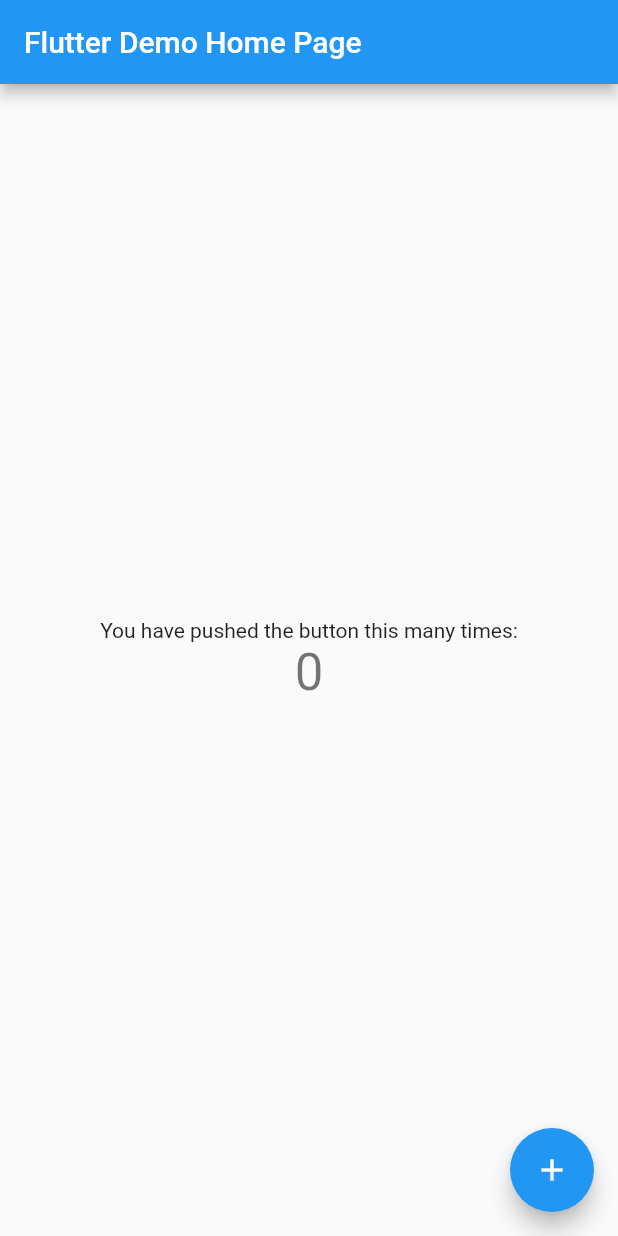
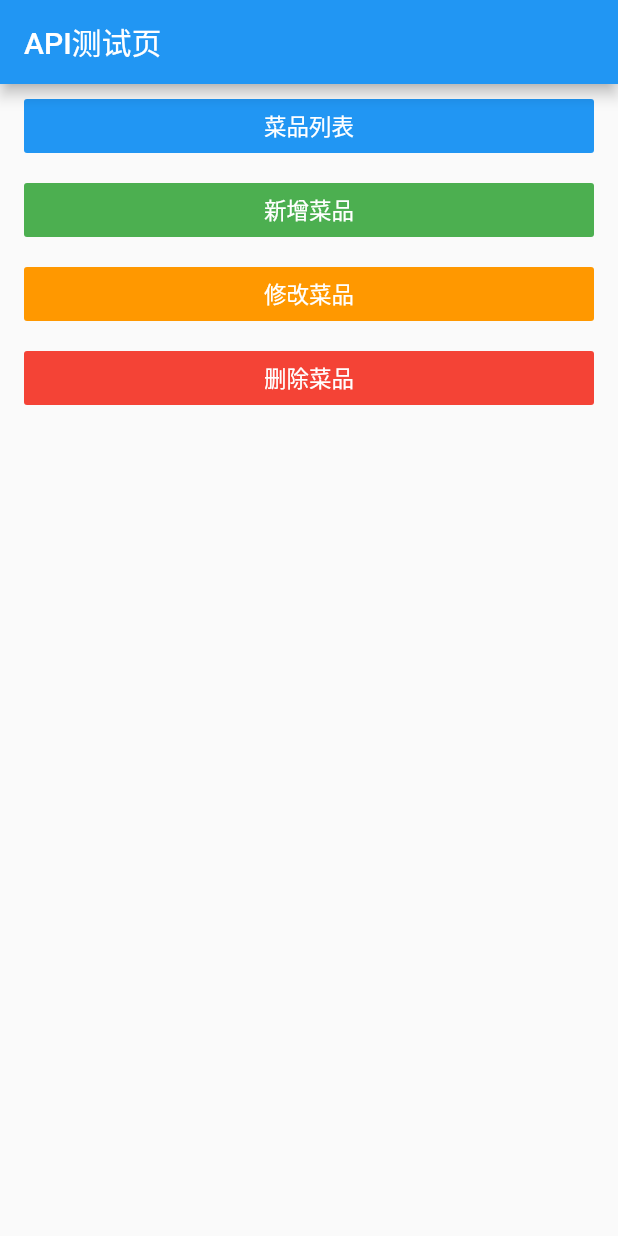
Before and after one commit to yew1989/ld_canteen, a Flutter app: the screen it shows after launch, on a phone screen of 412 x 824 dp. Run offline on Flutter 3.47's test engine with Material 2 defaults, Android fonts, the phone set to English and light mode, and no system bars.

Commit message:
api测试页面UI layout

```diff
--- /dev/null
+++ b/ld_canteen/lib/api_test_page.dart
@@ -0,0 +1,39 @@
+import 'package:flutter/material.dart';
+
+class ApiTestPage extends StatefulWidget {
+  @override
+  _ApiTestPageState createState() => _ApiTestPageState();
+}
+
+class _ApiTestPageState extends State<ApiTestPage> {
+
+  List<String> itemTitles = ['菜品列表','新增菜品','修改菜品','删除菜品'];
+  List<Color> itemColors = [Colors.blue,Colors.green,Colors.orange,Colors.red];
+
+  Widget listTitle(int index) {
+    var itemTitle = itemTitles[index];
+    var itemColor = itemColors[index];
+    return ListTile(
+      title: FlatButton(
+        color: itemColor,
+        child: Text('$itemTitle',style: TextStyle(color:Colors.white,fontSize: 15)),
+        onPressed: (){
+
+        },
+      ),
+    );
+  }
+
+  @override
+  Widget build(BuildContext context) {
+    return Scaffold(
+      appBar: AppBar(
+        title: Text('API测试页'),
+      ),
+      body: ListView.builder(
+        itemCount: itemTitles.length,
+        itemBuilder: (_,index) => listTitle(index),
+      ),
+    );
+  }
+}
--- a/ld_canteen/lib/main.dart
+++ b/ld_canteen/lib/main.dart
@@ -1,4 +1,5 @@
 import 'package:flutter/material.dart';
+import 'package:ld_canteen/api_test_page.dart';
 
 void main() => runApp(MyApp());
 
@@ -20,7 +21,8 @@ class MyApp extends StatelessWidget {
         // is not restarted.
         primarySwatch: Colors.blue,
       ),
-      home: MyHomePage(title: 'Flutter Demo Home Page'),
+      // home: MyHomePage(title: 'Flutter Demo Home Page'),
+      home: ApiTestPage(),
     );
   }
 }
```
